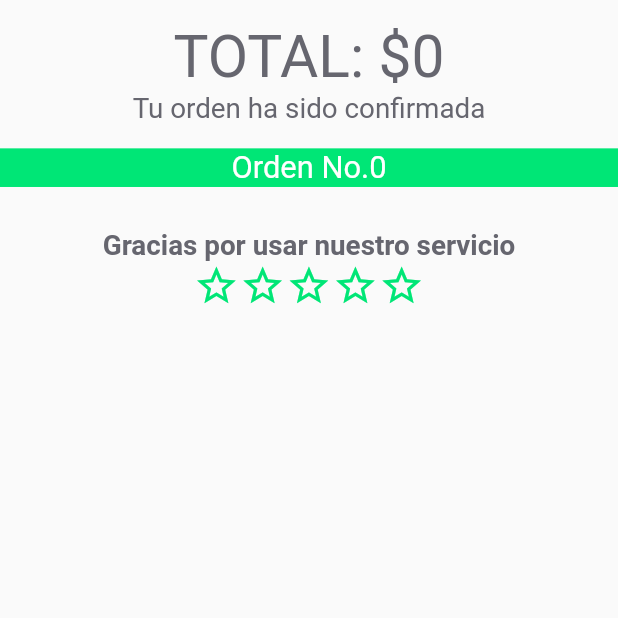
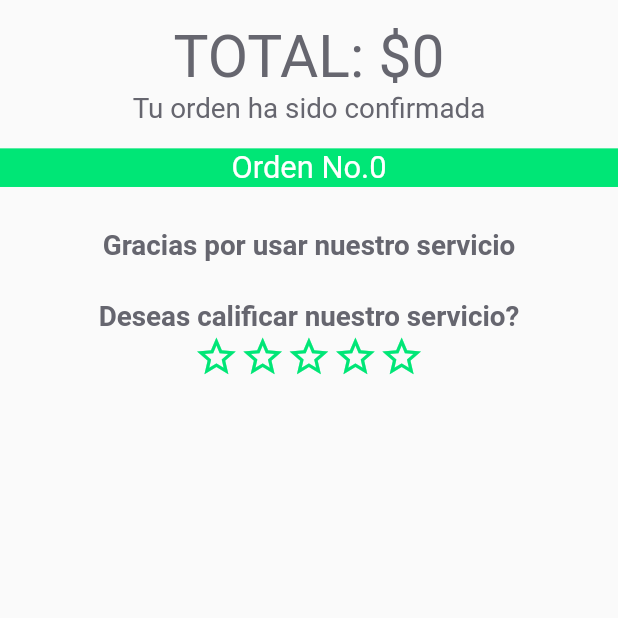
Before and after one commit to jcardenasc93/PideFacilApp, a Flutter app: the OrderResume screen opened directly with empty values, on a phone screen of 412 x 824 dp, the top half of it. Run offline on Flutter 3.47's test engine with Material 2 defaults, Android fonts, the phone set to English and light mode, and no system bars; our stand-ins replace flutter_screenutil; missing offline and left inert: barcode_scan.

```diff
--- a/lib/models/post.dart
+++ b/lib/models/post.dart
@@ -38,7 +38,7 @@ class PostApi {
 
   /// Make the post request to the API to load the [PostApi] object in DB.
   Future<int> postRequest(PostApi body) async {
-    final response = await http.post(Uri.encodeFull(urlPost),
+    final response = await http.post(Uri.parse(Uri.encodeFull(urlPost)),
         body: encodeBodyJson(body),
         headers: {
           'Accept': 'application/json',
--- a/lib/pages/menus_list.dart
+++ b/lib/pages/menus_list.dart
@@ -23,7 +23,7 @@ class MenusListPage extends StatefulWidget {
   Future<Restaurante> getRestaurante() async {
     /// The response of the API get request.
     final response = await http
-        .get(qrResult.urlAPIGet, headers: {"Accept": "application/json"});
+        .get(Uri.parse(qrResult.urlAPIGet), headers: {"Accept": "application/json"});
     if (response.statusCode == 200) {
       return Restaurante.fromJson(json.decode(utf8.decode(response.bodyBytes)));
     } else {
--- a/lib/pages/order_resume.dart
+++ b/lib/pages/order_resume.dart
@@ -132,6 +132,18 @@ class OrderResume extends StatelessWidget {
                   fontWeight: FontWeight.bold),
             ),
           ),
+          Padding(
+            padding: EdgeInsets.only(top: ScreenUtil.instance.setHeight(25.0)),
+            // Acknowledgment text
+            child: Text(
+              'Deseas calificar nuestro servicio?',
+              textAlign: TextAlign.center,
+              style: TextStyle(
+                  color: Color(0xFF66666F),
+                  fontSize: ScreenUtil.instance.setSp(18.0),
+                  fontWeight: FontWeight.bold),
+            ),
+          ),
           // Rate mechanism.
           Row(
             crossAxisAlignment: CrossAxisAlignment.center,
```
Also changed, not shown: 12 other files.
